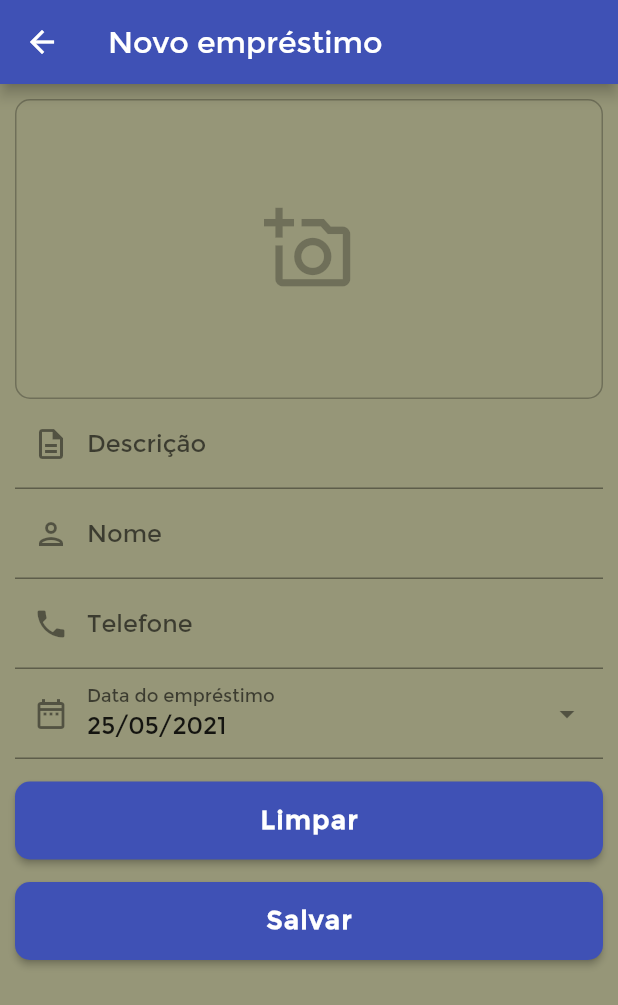
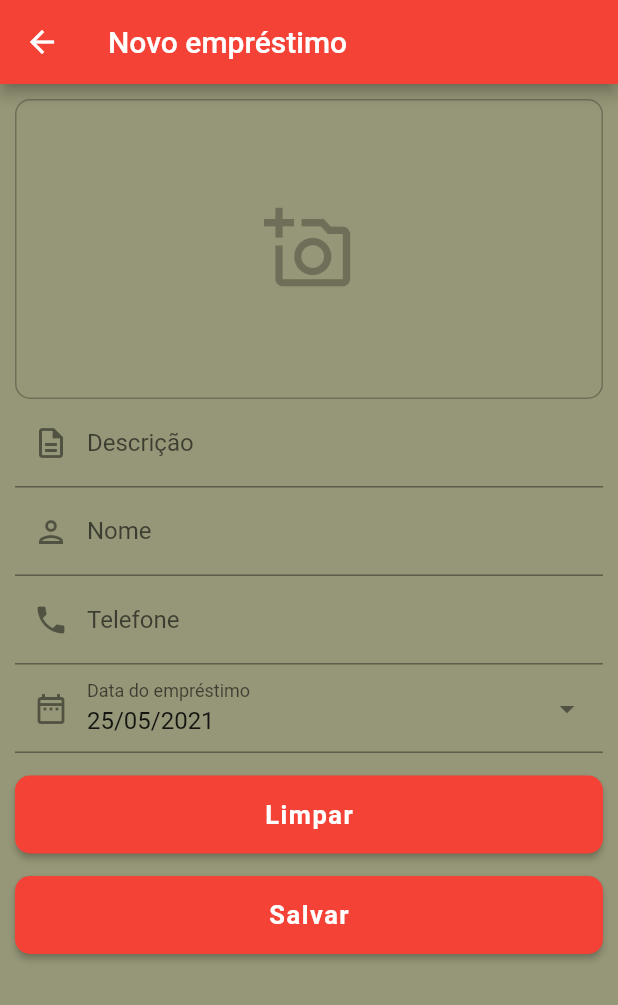
Before and after one commit to elcioroberto95/memstuff, a Flutter app: the DetailPage screen opened directly, on a phone screen of 412 x 824 dp. Shown: the top 1005 px of the screen. Run offline on Flutter 3.47's test engine with Material 2 defaults, Android fonts, the phone set to English and light mode, and no system bars; our stand-ins replace another_flushbar, flutter_slidable, flutter_staggered_animations, image_picker, mask_text_input_formatter, sqflite; accounts and stored records are empty.

Commit message:
Update app_theme.dart

```diff
--- a/lib/core/app_theme.dart
+++ b/lib/core/app_theme.dart
@@ -2,9 +2,8 @@ import 'package:flutter/material.dart';
 import 'package:memstuff/core/app_const.dart';
 
 final kAppTheme = ThemeData(
-  primarySwatch: Colors.indigo,
+  primarySwatch: Colors.red,
   visualDensity: VisualDensity.adaptivePlatformDensity,
-  fontFamily: 'Montserrat',
   scaffoldBackgroundColor: Color.fromRGBO(150, 150, 120, 1),
   buttonTheme: ButtonThemeData(
     textTheme: ButtonTextTheme.primary,
```
